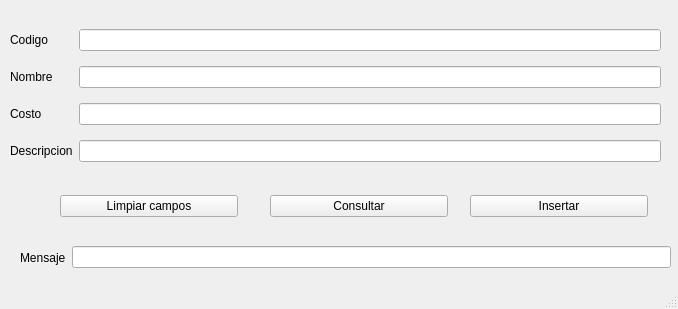
This is untitled.ui in BryanTabarez/ProyectoBD as Qt 5 draws it before an edit. The edited form follows.
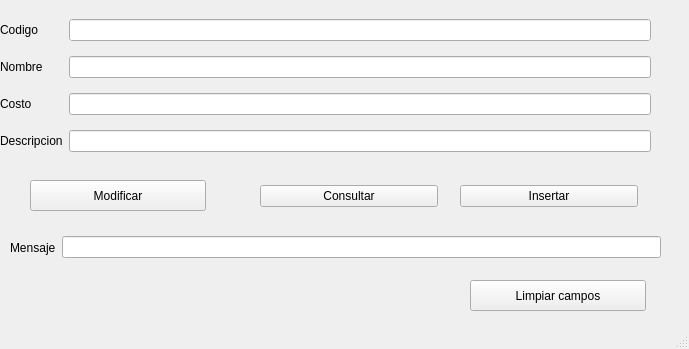
This is the edited form.

Patch:
```diff
--- a/untitled.ui
+++ b/untitled.ui
@@ -6,8 +6,8 @@
    <rect>
     <x>0</x>
     <y>0</y>
-    <width>678</width>
-    <height>309</height>
+    <width>689</width>
+    <height>349</height>
    </rect>
   </property>
   <property name="windowTitle">
@@ -17,10 +17,10 @@
    <widget class="QWidget" name="widgetCuerpo" native="true">
     <property name="geometry">
      <rect>
-      <x>10</x>
-      <y>10</y>
-      <width>661</width>
-      <height>281</height>
+      <x>0</x>
+      <y>0</y>
+      <width>671</width>
+      <height>321</height>
      </rect>
     </property>
     <property name="autoFillBackground">
@@ -201,21 +201,13 @@
     <widget class="QWidget" name="layoutWidget_5">
      <property name="geometry">
       <rect>
-       <x>50</x>
-       <y>180</y>
+       <x>470</x>
+       <y>280</y>
        <width>178</width>
        <height>33</height>
       </rect>
      </property>
-     <layout class="QHBoxLayout" name="horizontalLayout_3">
-      <item>
-       <widget class="QPushButton" name="pushButtonLimpiar">
-        <property name="text">
-         <string>Limpiar campos</string>
-        </property>
-       </widget>
-      </item>
-     </layout>
+     <layout class="QHBoxLayout" name="horizontalLayout_3"/>
     </widget>
     <widget class="QWidget" name="horizontalLayoutWidget">
      <property name="geometry">
@@ -258,6 +250,43 @@
       </item>
      </layout>
     </widget>
+    <widget class="QPushButton" name="pushButtonLimpiar">
+     <property name="geometry">
+      <rect>
+       <x>470</x>
+       <y>280</y>
+       <width>176</width>
+       <height>31</height>
+      </rect>
+     </property>
+     <property name="text">
+      <string>Limpiar campos</string>
+     </property>
+    </widget>
+    <widget class="QPushButton" name="pushButtonModificar">
+     <property name="geometry">
+      <rect>
+       <x>30</x>
+       <y>180</y>
+       <width>176</width>
+       <height>31</height>
+      </rect>
+     </property>
+     <property name="text">
+      <string>Modificar</string>
+     </property>
+    </widget>
+    <widget class="QWidget" name="verticalLayoutWidget">
+     <property name="geometry">
+      <rect>
+       <x>30</x>
+       <y>180</y>
+       <width>171</width>
+       <height>31</height>
+      </rect>
+     </property>
+     <layout class="QVBoxLayout" name="verticalLayout"/>
+    </widget>
    </widget>
   </widget>
   <widget class="QStatusBar" name="statusbar"/>
```
